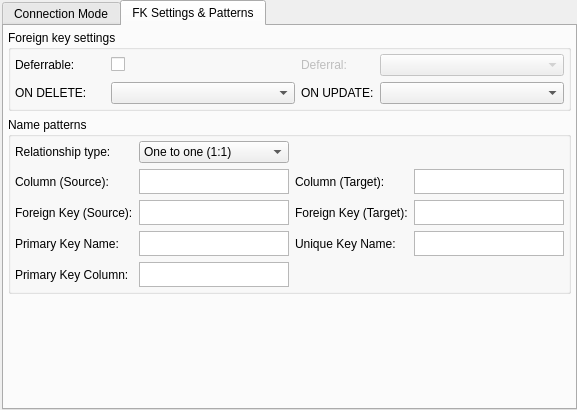
pgmodeler/pgmodeler, file libpgmodeler_ui/ui/relationshipconfigwidget.ui: the form before one commit.
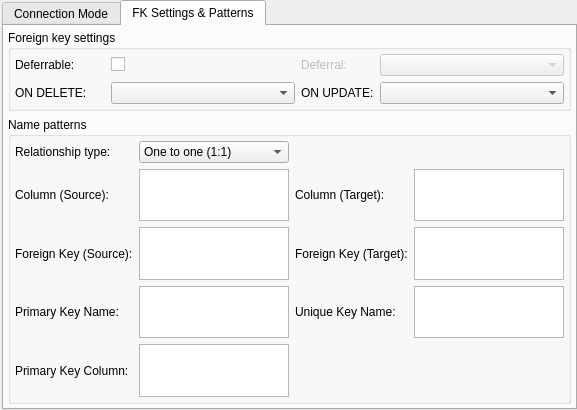
The form after the commit. The open tabs and pages were chosen to show the change. Icons and pictures are not drawn.

Commit message: Minor fixes in QPlainTextEdit instances where the SyntaxHighlighter class is used to adjust the height of the field according to the font size.

```diff
--- a/libpgmodeler_ui/ui/relationshipconfigwidget.ui
+++ b/libpgmodeler_ui/ui/relationshipconfigwidget.ui
@@ -625,13 +625,13 @@
             <property name="minimumSize">
              <size>
               <width>0</width>
-              <height>25</height>
+              <height>0</height>
              </size>
             </property>
             <property name="maximumSize">
              <size>
               <width>16777215</width>
-              <height>25</height>
+              <height>16777215</height>
              </size>
             </property>
             <property name="verticalScrollBarPolicy">
@@ -653,13 +653,13 @@
             <property name="minimumSize">
              <size>
               <width>0</width>
-              <height>25</height>
+              <height>0</height>
              </size>
             </property>
             <property name="maximumSize">
              <size>
               <width>16777215</width>
-              <height>25</height>
+              <height>16777215</height>
              </size>
             </property>
             <property name="verticalScrollBarPolicy">
@@ -681,13 +681,13 @@
             <property name="minimumSize">
              <size>
               <width>0</width>
-              <height>25</height>
+              <height>0</height>
              </size>
             </property>
             <property name="maximumSize">
              <size>
               <width>16777215</width>
-              <height>25</height>
+              <height>16777215</height>
              </size>
             </property>
             <property name="verticalScrollBarPolicy">
@@ -709,13 +709,13 @@
             <property name="minimumSize">
              <size>
               <width>0</width>
-              <height>25</height>
+              <height>0</height>
              </size>
             </property>
             <property name="maximumSize">
              <size>
               <width>16777215</width>
-              <height>25</height>
+              <height>16777215</height>
              </size>
             </property>
             <property name="verticalScrollBarPolicy">
@@ -737,13 +737,13 @@
             <property name="minimumSize">
              <size>
               <width>0</width>
-              <height>25</height>
+              <height>0</height>
              </size>
             </property>
             <property name="maximumSize">
              <size>
               <width>16777215</width>
-              <height>25</height>
+              <height>16777215</height>
              </size>
             </property>
             <property name="verticalScrollBarPolicy">
@@ -765,13 +765,13 @@
             <property name="minimumSize">
              <size>
               <width>0</width>
-              <height>25</height>
+              <height>0</height>
              </size>
             </property>
             <property name="maximumSize">
              <size>
               <width>16777215</width>
-              <height>25</height>
+              <height>16777215</height>
              </size>
             </property>
             <property name="verticalScrollBarPolicy">
@@ -793,13 +793,13 @@
             <property name="minimumSize">
              <size>
               <width>0</width>
-              <height>25</height>
+              <height>0</height>
              </size>
             </property>
             <property name="maximumSize">
              <size>
               <width>16777215</width>
-              <height>25</height>
+              <height>16777215</height>
              </size>
             </property>
             <property name="verticalScrollBarPolicy">
```
The commit also changes 7 other files.
